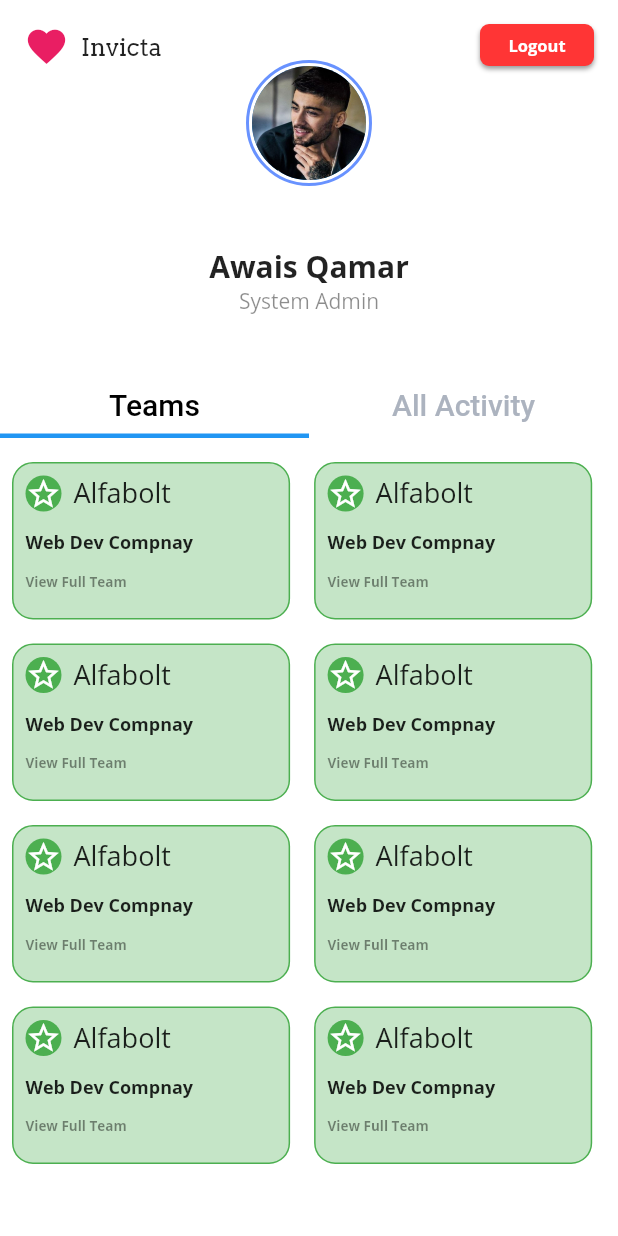
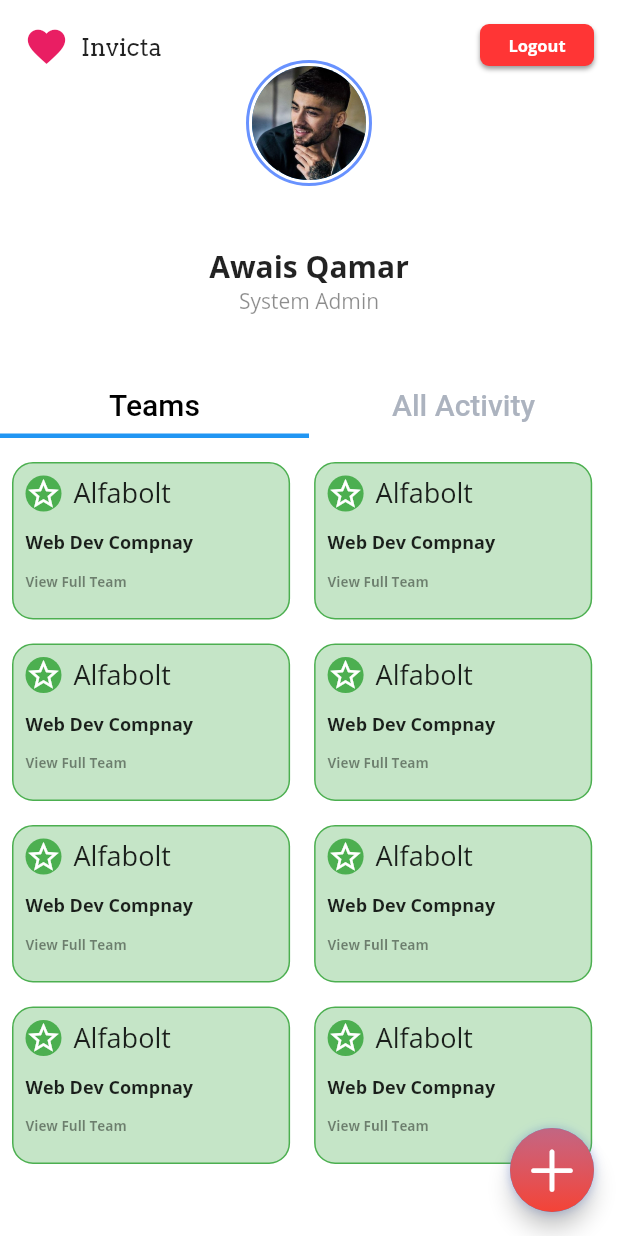
Before and after one commit to Aliasad9/AppCon_Invicta, a Flutter app: the AdminProfile screen opened directly, on a phone screen of 412 x 824 dp. Run offline on Flutter 3.47's test engine with Material 2 defaults, Android fonts, the phone set to English and light mode, and no system bars; our stand-ins replace flutter_svg.

Commit message:
UI Complete other than iconography

```diff
--- a/lib/main.dart
+++ b/lib/main.dart
@@ -1,5 +1,6 @@
 import 'package:flutter/cupertino.dart';
 import 'package:flutter/material.dart';
+import 'package:flutter/services.dart';
 import 'package:flutter_svg/flutter_svg.dart';
 import 'screens/signin.dart';
 import 'screens/signup.dart';
@@ -11,7 +12,10 @@ Future<void> main() async {
   WidgetsFlutterBinding.ensureInitialized();
   //Precaching svg to reduce delay
   await precachePicture(ExactAssetPicture(SvgPicture.svgStringDecoder, 'assets/images/illust.svg'), null);
-  runApp(MyApp());
+  SystemChrome.setPreferredOrientations([DeviceOrientation.portraitUp])
+      .then((_) {
+    runApp(new MyApp());
+  });
 }
 
 class MyApp extends StatefulWidget {
@@ -24,6 +28,7 @@ class _MyAppState extends State<MyApp> {
 
   Widget build(BuildContext context) {
     return MaterialApp(
+      title: 'Invicta',
       theme: ThemeData(primaryColor: Color(0xFF6892FF),scaffoldBackgroundColor: Colors.white,),
       debugShowCheckedModeBanner: false,
       home: WelcomePage(),
--- a/lib/screens/admin_screen.dart
+++ b/lib/screens/admin_screen.dart
@@ -167,9 +167,41 @@ class _AdminProfileState extends State<AdminProfile>
                   ),
                 ),
               ]),
+            ),
+            Align(
+              alignment: Alignment.bottomRight,
+              child: Padding(
+                padding: const EdgeInsets.all(16.0),
+                child: FloatingActionButton(
+                  child: Container(
+                    height: 60,
+                    width: 60,
+                    decoration: BoxDecoration(
+                        shape: BoxShape.circle,
+                        gradient: LinearGradient(
+                          begin: Alignment.topCenter,
+                          end: Alignment.bottomCenter,
+                          colors: [Colors.redAccent.withOpacity(0.7), Colors.red],
+                        ),
+                        boxShadow: [
+                          BoxShadow(
+                              color: Theme.of(context).primaryColor.withOpacity(0.32),
+                              blurRadius: 6)
+                        ]),
+                    child: Icon(
+                      CupertinoIcons.add,
+                      color: Colors.white,
+                      size: 40,
+                    ),
+                  ),
+
+                  onPressed: (){},
+                ),
+              ),
             )
           ]),
         ),
+
       ),
     );
   }
--- a/lib/widgets/teams_grid_admin.dart
+++ b/lib/widgets/teams_grid_admin.dart
@@ -4,6 +4,8 @@ class TeamGridAdmin extends StatelessWidget {
   @override
   Widget build(BuildContext context) {
     return SingleChildScrollView(
+
+
         child: Padding(
           padding: const EdgeInsets.symmetric(vertical:8.0),
           child: Wrap(
@@ -19,6 +21,7 @@ class TeamGridAdmin extends StatelessWidget {
             ],
           ),
         ),
+
     );
   }
 }
```
Also changed, not shown: 1 other file. Lines whose indentation alone changed are shown as unchanged.
